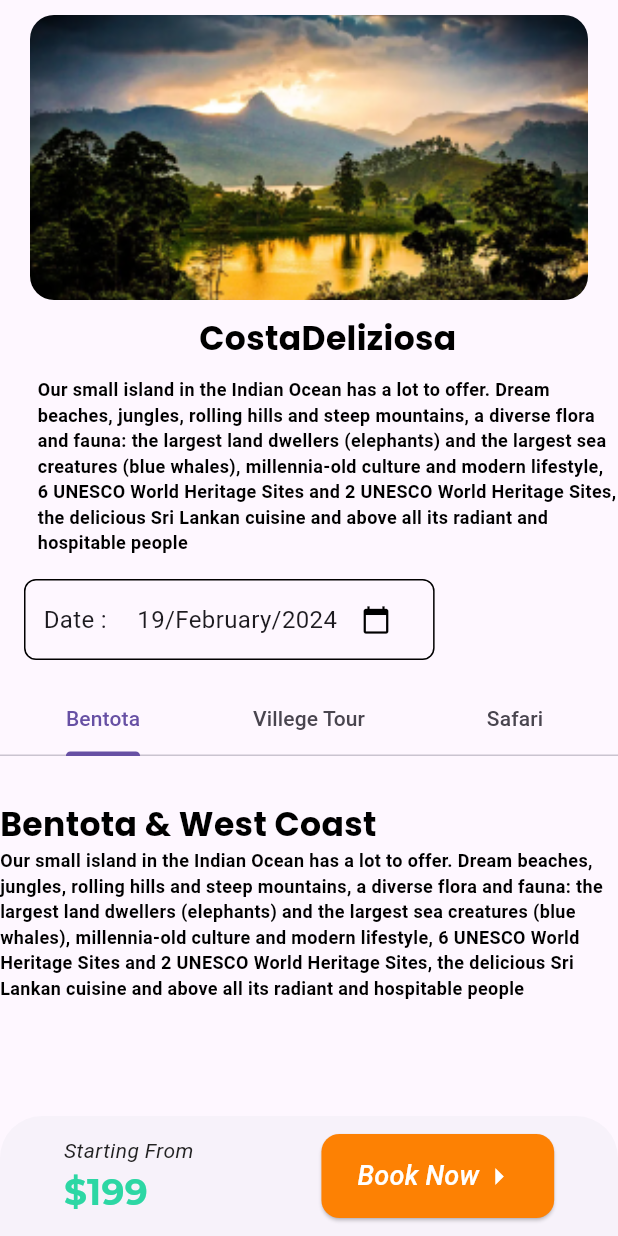
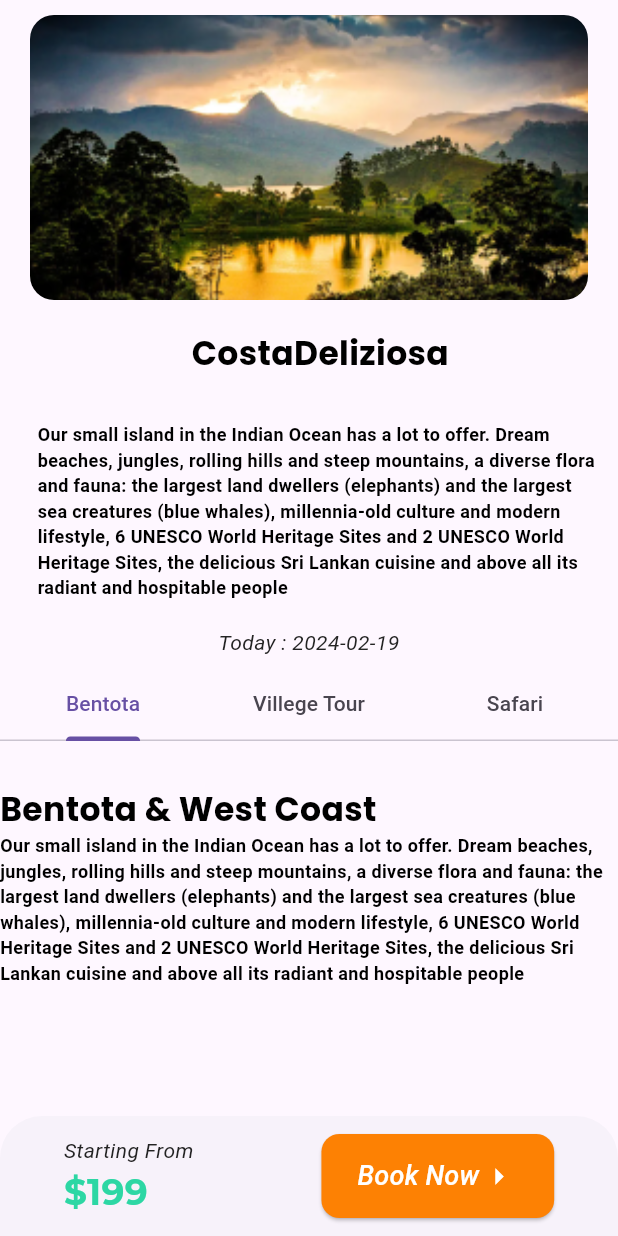
Before and after one commit to Chamidilshan/sl_explorer, a Flutter app: the CruiseShip screen opened directly, on a phone screen of 412 x 824 dp. Run offline on Flutter 3.47's test engine with Material 3 defaults, Android fonts, the light colour scheme and no system bars; drawn by our look-alikes of carousel_slider; our stand-ins replace anim_search_bar, badges, cloud_firestore, connectivity_plus, csc_picker, device_preview and 14 more; missing offline and left inert: favorite_button; accounts and stored records are empty; Roboto replaces fonts that are missing (Abel).

Commit message:
cruishship update
cruiseship update

```diff
--- a/lib/features/home/cruise_ships/cruiseship_home.dart
+++ b/lib/features/home/cruise_ships/cruiseship_home.dart
@@ -3,6 +3,7 @@ import 'package:carousel_slider/carousel_slider.dart';
 import 'package:dropdown_button2/dropdown_button2.dart';
 import 'package:flutter/material.dart';
 import 'package:google_fonts/google_fonts.dart';
+import 'package:intl/intl.dart';
 
 import '../../../constants/utils/styles.dart';
 
@@ -65,8 +66,12 @@ class _CruiseShipState extends State<CruiseShip> with TickerProviderStateMixin {
 
 
 
+
+
   @override
   Widget build(BuildContext context) {
+    DateTime time = DateTime.now();
+    String formattedDate = DateFormat('yyyy-MM-dd').format(time);
 
 
     return Scaffold(body:
@@ -120,8 +125,9 @@ class _CruiseShipState extends State<CruiseShip> with TickerProviderStateMixin {
 
           //TOPIC
           const SizedBox(height: 10),
+
           Padding(
-            padding: const EdgeInsets.fromLTRB(25.0, 0.0, 0.0, 0.0),
+            padding: const EdgeInsets.fromLTRB(25.0, 10.0, 10.0, 10.0),
             child: Align(
               alignment: Alignment.center,
               child: Text(
@@ -140,7 +146,7 @@ class _CruiseShipState extends State<CruiseShip> with TickerProviderStateMixin {
           //Description
           const SizedBox(height: 10),
           Padding(
-            padding: const EdgeInsets.fromLTRB(25.0, 0.0, 0.0, 0.0),
+            padding: const EdgeInsets.fromLTRB(25.0, 10.0, 10.0, 10.0),
             child: Align(
               alignment: Alignment.center,
               child: Text(
@@ -159,19 +165,18 @@ class _CruiseShipState extends State<CruiseShip> with TickerProviderStateMixin {
 
 
           //DATE
-
-          Row(
-            children: [
-              Container(
-                alignment: Alignment.centerLeft,
-                padding: EdgeInsets.all(16),
-                child: DateBox(),
+          Padding(
+            padding: const EdgeInsets.all(8.0),
+            child: Text(
+              'Today : $formattedDate',
+              style: GoogleFonts.aBeeZee(
+                  color: const Color(0xFF232323),
+                  fontStyle: FontStyle.italic,
+                  fontWeight: FontWeight.w400,
+                  fontSize: 14.0
+              ), // Align text to the left
             ),
-            ],
           ),
-          //SELECT MENU BAR
-
-
           Expanded(
             child: DefaultTabController(
               length: 3,
@@ -279,6 +284,11 @@ class _CruiseShipState extends State<CruiseShip> with TickerProviderStateMixin {
               ),
             ),
           )
+
+
+
+
+
 
 
         ],
@@ -563,6 +573,7 @@ class _CruiseShipState extends State<CruiseShip> with TickerProviderStateMixin {
 
 
     );
+
   }
 }
 Widget _buildPriceListItem(String itemName) {
```
Lines whose indentation alone changed are shown as unchanged.
